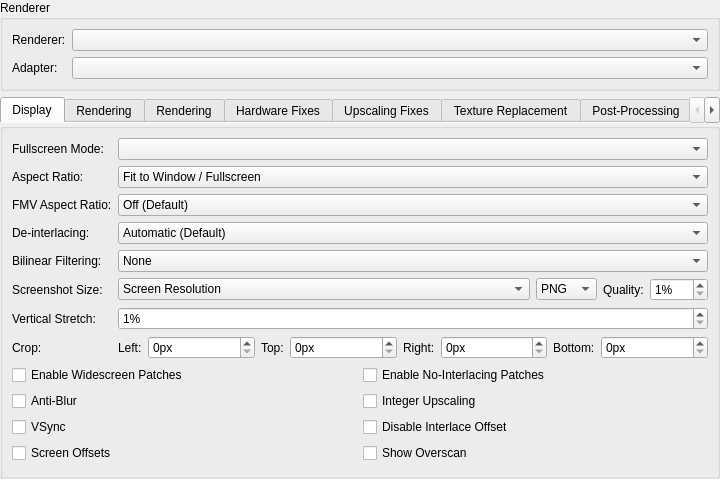
The window that pcsx2-qt/Settings/GraphicsSettingsWidget.ui (PCSX2/pcsx2) describes before a commit, drawn with Qt 5.
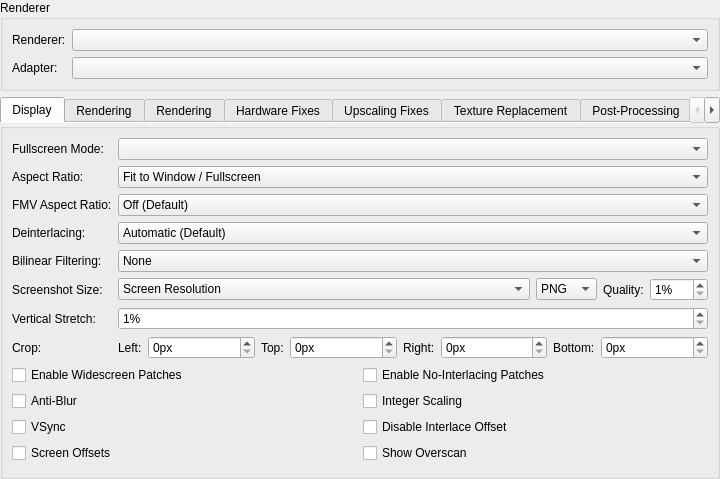
The same window after the commit.

What changed in the file:
```diff
--- a/pcsx2-qt/Settings/GraphicsSettingsWidget.ui
+++ b/pcsx2-qt/Settings/GraphicsSettingsWidget.ui
@@ -143,7 +143,7 @@
        <item row="3" column="0">
         <widget class="QLabel" name="label_23">
          <property name="text">
-          <string>De-interlacing:</string>
+          <string>Deinterlacing:</string>
          </property>
         </widget>
        </item>
@@ -338,7 +338,7 @@
          <item row="1" column="1">
           <widget class="QCheckBox" name="integerScaling">
            <property name="text">
-            <string>Integer Upscaling</string>
+            <string>Integer Scaling</string>
            </property>
           </widget>
          </item>
```
Left out of the diff: 4 changed lines with no effect on the pictures.
